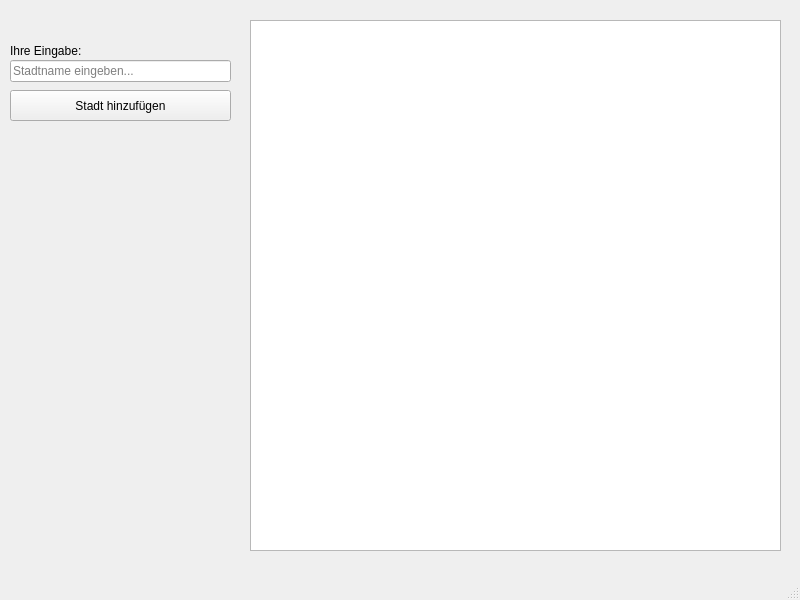
Before: the Qt Designer form mainwindow.ui in FixedKestrel480/Versuchh, drawn with Qt 5.
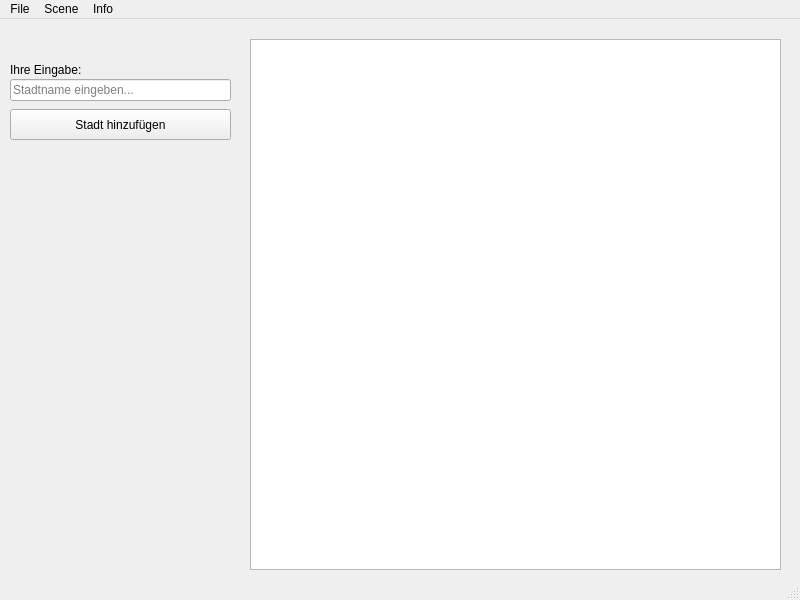
After: the same form once the commit is applied.

What changed in the file:
```diff
--- a/mainwindow.ui
+++ b/mainwindow.ui
@@ -91,6 +91,30 @@
      <height>22</height>
     </rect>
    </property>
+   <widget class="QMenu" name="menuFile">
+    <property name="title">
+     <string>File</string>
+    </property>
+    <addaction name="actionOpen"/>
+    <addaction name="actionSave"/>
+    <addaction name="separator"/>
+    <addaction name="actionExit"/>
+   </widget>
+   <widget class="QMenu" name="menuScene">
+    <property name="title">
+     <string>Scene</string>
+    </property>
+    <addaction name="actionClear_Scene"/>
+   </widget>
+   <widget class="QMenu" name="menuInfo">
+    <property name="title">
+     <string>Info</string>
+    </property>
+    <addaction name="actionAbout"/>
+   </widget>
+   <addaction name="menuFile"/>
+   <addaction name="menuScene"/>
+   <addaction name="menuInfo"/>
   </widget>
   <widget class="QStatusBar" name="statusbar"/>
  </widget>
```
Left out of the diff: 37 changed lines with no effect on the pictures.
